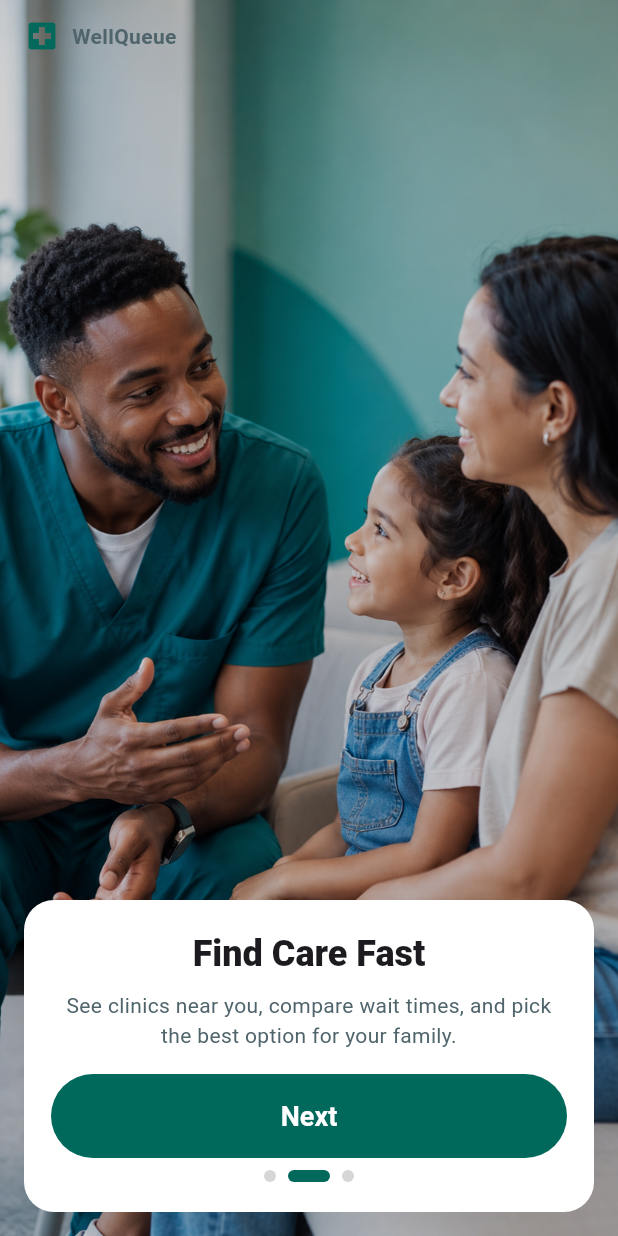
After one commit to Nikesh1626/Well-Queue, a Flutter app: the OnboardingScreen screen opened directly, after a tap on "Get Started", on a phone screen of 412 x 824 dp. The commit adds this screen. Run offline on Flutter 3.47's test engine with Material 3 defaults, Android fonts, the phone set to English and light mode, and no system bars; our stand-ins replace dio, flutter_map, geocoding, geolocator, latlong2, shared_preferences and 1 more; accounts and stored records are empty; statements that could not run were skipped.

Commit message:
feat(onboarding): new onboarding with parallax/scale animations, persistence; remove old preview UI

```diff
--- /dev/null
+++ b/lib/features/onboarding/presentation/onboarding_screen.dart
@@ -0,0 +1,212 @@
+import 'package:flutter/material.dart';
+import '../../auth/presentation/auth_screen.dart';
+import '../../../core/theme/app_theme.dart';
+import 'package:shared_preferences/shared_preferences.dart';
+
+class OnboardingScreen extends StatefulWidget {
+  const OnboardingScreen({super.key});
+
+  @override
+  State<OnboardingScreen> createState() => _OnboardingScreenState();
+}
+
+class _OnboardingScreenState extends State<OnboardingScreen> {
+  final PageController _controller = PageController();
+  final List<String> images = [
+    'assets/onboarding/1.png',
+    'assets/onboarding/2.png',
+    'assets/onboarding/3.png',
+  ];
+
+  // Set 1 copy (selected)
+  final List<String> titles = [
+    'Welcome to WellQueue',
+    'Find Care Fast',
+    'Stay Informed',
+  ];
+
+  final List<String> subs = [
+    'Find nearby clinics and see live wait times so you can plan care with confidence.',
+    'See clinics near you, compare wait times, and pick the best option for your family.',
+    'Join a queue, get live updates, and arrive at the right time — no more long waits.',
+  ];
+
+  final List<String> ctas = ['Get Started', 'Next', "Let's Go"];
+
+  int _page = 0;
+
+  @override
+  void initState() {
+    super.initState();
+    _controller.addListener(() {
+      final p = (_controller.page ?? _controller.initialPage).round();
+      if (p != _page) setState(() => _page = p);
+    });
+  }
+
+  @override
+  void dispose() {
+    _controller.dispose();
+    super.dispose();
+  }
+
+  void _handleCTA(int index) {
+    if (index < images.length - 1) {
+      _controller.nextPage(duration: const Duration(milliseconds: 400), curve: Curves.easeOut);
+    } else {
+      // mark onboarding as seen
+      SharedPreferences.getInstance().then((prefs) => prefs.setBool('seen_onboarding', true));
+      Navigator.of(context).pushReplacement(MaterialPageRoute(builder: (_) => const AuthScreen()));
+    }
+  }
+
+  @override
+  Widget build(BuildContext context) {
+    return Scaffold(
+      body: Stack(
+        children: [
+          PageView.builder(
+            controller: _controller,
+            itemCount: images.length,
+            itemBuilder: (context, i) {
+              return _OnboardingPage(
+                image: images[i],
+                title: titles[i],
+                subtitle: subs[i],
+                cta: ctas[i],
+                index: i,
+                controller: _controller,
+                onCTA: () => _handleCTA(i),
+              );
+            },
+          ),
+          // top-left brand
+          SafeArea(
+            child: Padding(
+              padding: const EdgeInsets.symmetric(horizontal: 16, vertical: 12),
+              child: Row(
+                children: const [
+                  Icon(Icons.local_hospital, color: AppTheme.primary),
+                  SizedBox(width: 8),
+                  Text('WellQueue', style: TextStyle(fontWeight: FontWeight.w700)),
+                ],
+              ),
+            ),
+          ),
+        ],
+      ),
+    );
+  }
+}
+
+class _OnboardingPage extends StatelessWidget {
+  final String image;
+  final String title;
+  final String subtitle;
+  final String cta;
+  final int index;
+  final PageController controller;
+  final VoidCallback onCTA;
+
+  const _OnboardingPage({
+    required this.image,
+    required this.title,
+    required this.subtitle,
+    required this.cta,
+    required this.index,
+    required this.controller,
+    required this.onCTA,
+  });
+
+  @override
+  Widget build(BuildContext context) {
+      final screenW = MediaQuery.sizeOf(context).width;
+      final isCompact = screenW < 390;
+
+    return Stack(
+      children: [
+        // full-bleed image with parallax + scale based on page controller
+        Positioned.fill(
+          child: AnimatedBuilder(
+            animation: controller,
+            builder: (context, child) {
+              double page = controller.hasClients && controller.position.hasContentDimensions
+                  ? (controller.page ?? controller.initialPage.toDouble())
+                  : controller.initialPage.toDouble();
+              final double delta = (page - index);
+              final double scale = (1 - delta.abs() * 0.06).clamp(0.92, 1.0);
+              final double translateX = delta * 40; // parallax strength
+
+              return Transform.translate(
+                offset: Offset(translateX, 0),
+                child: Transform.scale(
+                  scale: scale,
+                  alignment: Alignment.center,
+                  child: child,
+                ),
+              );
+            },
+            child: Image.asset(image, fit: BoxFit.cover),
+          ),
+        ),
+        // a subtle dark overlay for legibility
+        Positioned.fill(
+          child: Container(color: Colors.black.withValues(alpha: 0.18)),
+        ),
+        Align(
+          alignment: Alignment.bottomCenter,
+          child: SafeArea(
+            child: Container(
+              margin: const EdgeInsets.all(16),
+              padding: EdgeInsets.symmetric(horizontal: 18, vertical: isCompact ? 16 : 20),
+              decoration: BoxDecoration(
+                color: Colors.white,
+                borderRadius: BorderRadius.circular(20),
+                boxShadow: [
+                  BoxShadow(color: Colors.black.withValues(alpha: 0.06), blurRadius: 20, offset: const Offset(0, 10)),
+                ],
+              ),
+              child: Column(
+                mainAxisSize: MainAxisSize.min,
+                children: [
+                  Text(title, style: Theme.of(context).textTheme.headlineSmall?.copyWith(fontWeight: FontWeight.w800), textAlign: TextAlign.center),
+                  const SizedBox(height: 8),
+                  Text(subtitle, style: Theme.of(context).textTheme.bodyMedium, textAlign: TextAlign.center),
+                  const SizedBox(height: 16),
+                  Row(
+                    children: [
+                      Expanded(
+                        child: ElevatedButton(
+                          onPressed: onCTA,
+                          child: Text(cta),
+                        ),
+                      ),
+                    ],
+                  ),
+                  const SizedBox(height: 8),
+                  // page indicator
+                  Row(
+                    mainAxisAlignment: MainAxisAlignment.center,
+                    children: List.generate(3, (i) {
+                      final active = i == index;
+                      return AnimatedContainer(
+                        duration: const Duration(milliseconds: 240),
+                        margin: const EdgeInsets.symmetric(horizontal: 4),
+                        width: active ? 28 : 8,
+                        height: 8,
+                        decoration: BoxDecoration(
+                          color: active ? AppTheme.primary : Colors.black.withValues(alpha: 0.16),
+                          borderRadius: BorderRadius.circular(999),
+                        ),
+                      );
+                    }),
+                  ),
+                ],
+              ),
+            ),
+          ),
+        ),
+      ],
+    );
+  }
+}
--- a/pubspec.yaml
+++ b/pubspec.yaml
@@ -61,6 +61,11 @@ flutter:
   # the material Icons class.
   uses-material-design: true
 
+  assets:
+    - assets/onboarding/1.png
+    - assets/onboarding/2.png
+    - assets/onboarding/3.png
+
   # To add assets to your application, add an assets section, like this:
   # assets:
   #   - images/a_dot_burr.jpeg
```
Also changed, not shown: lib/features/auth/presentation/auth_screen.dart (+7 -85 lines), lib/features/location_access/presentation/location_access_screen.dart (+13 -1 lines), lib/main.dart (+14 -2 lines), assets/onboarding/1.png (added), assets/onboarding/2.png (added), assets/onboarding/3.png (added), 1 other file.
